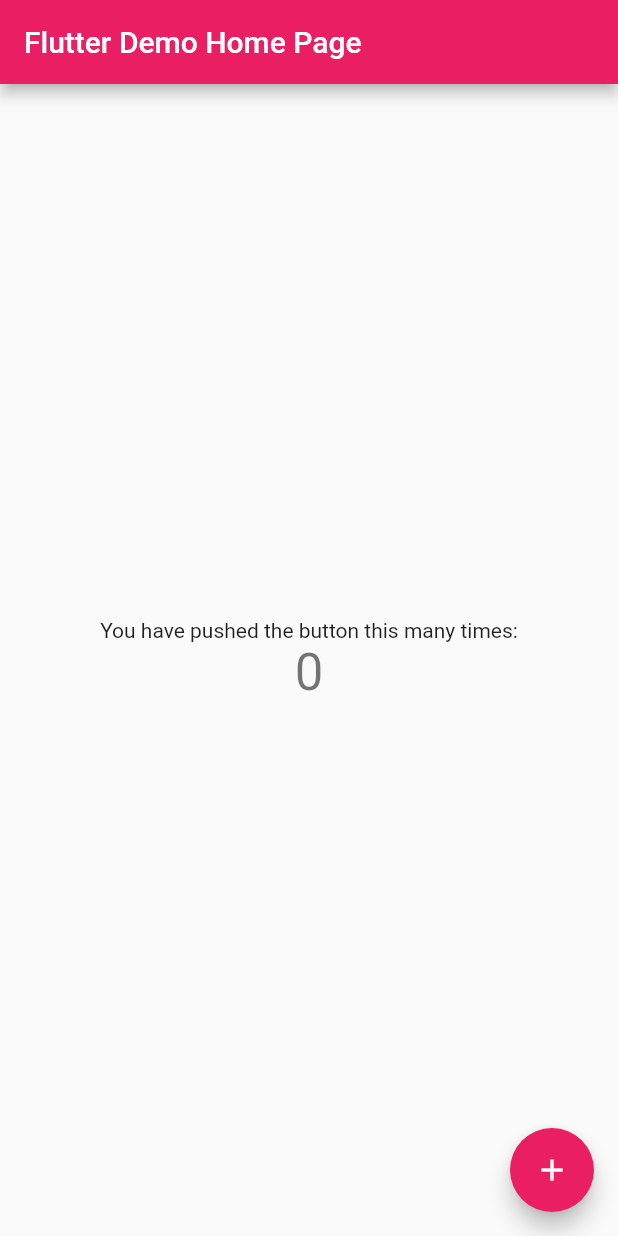
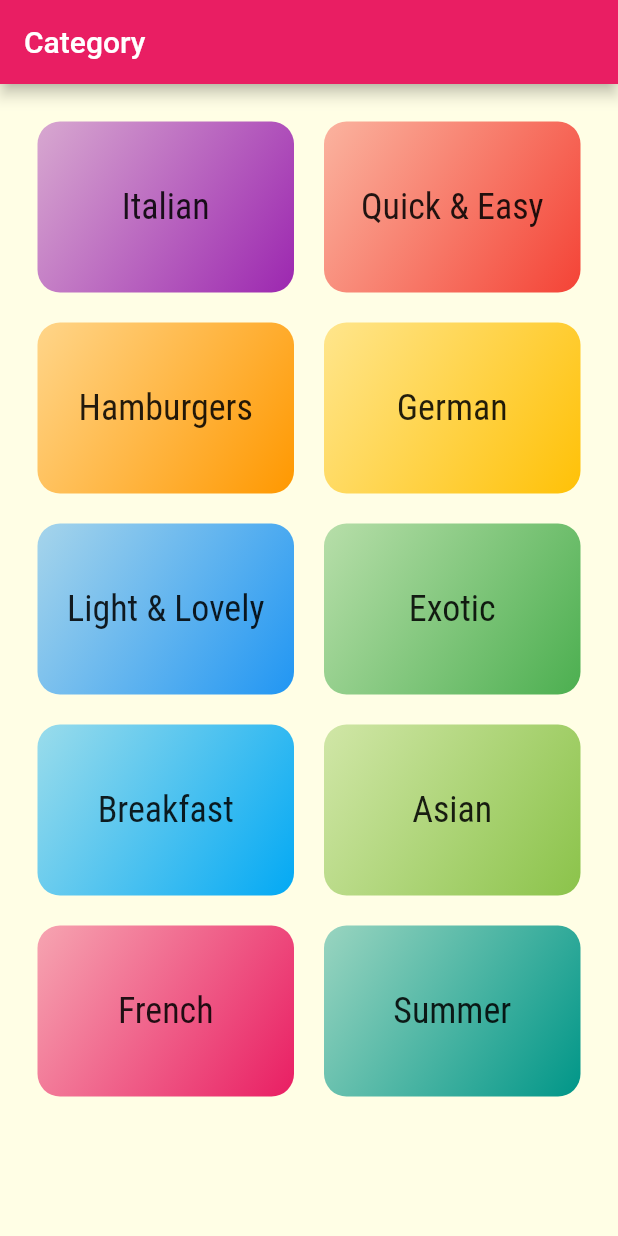
Before and after one commit to zakiabuqaoud/MealApp, a Flutter app: the screen it shows after launch, on a phone screen of 412 x 824 dp. Run offline on Flutter 3.47's test engine with Material 2 defaults, Android fonts, the phone set to English and light mode, and no system bars.

Commit message:
start in meal app 1 2 3

```diff
--- a/lib/main.dart
+++ b/lib/main.dart
@@ -1,4 +1,5 @@
 import 'package:flutter/material.dart';
+import 'package:meal_app/screens/CategoriesScreen.dart';
 
 void main() {
   runApp(const MyApp());
@@ -11,9 +12,18 @@ class MyApp extends StatelessWidget {
   @override
   Widget build(BuildContext context) {
     return MaterialApp(
+      debugShowCheckedModeBanner:false,
       title: 'Flutter Demo',
       theme: ThemeData(
         primarySwatch: Colors.pink,
+        accentColor: Colors.amber,
+        canvasColor: Color.fromRGBO(255, 254, 229, 1),
+        textTheme: ThemeData.light().textTheme.copyWith(
+            titleMedium: const TextStyle(
+              fontSize: 24,
+              fontFamily: "RobotoCondensed"
+          )
+        ),
 
       ),
       home: const MyHomePage(title: 'Flutter Demo Home Page'),
@@ -31,39 +41,10 @@ class MyHomePage extends StatefulWidget {
 }
 
 class _MyHomePageState extends State<MyHomePage> {
-  int _counter = 0;
 
-  void _incrementCounter() {
-    setState(() {
-      _counter++;
-    });
-  }
 
   @override
   Widget build(BuildContext context) {
-    return Scaffold(
-      appBar: AppBar(
-        title: Text(widget.title),
-      ),
-      body: Center(
-        child: Column(
-          mainAxisAlignment: MainAxisAlignment.center,
-          children: <Widget>[
-            const Text(
-              'You have pushed the button this many times:',
-            ),
-            Text(
-              '$_counter',
-              style: Theme.of(context).textTheme.headline4,
-            ),
-          ],
-        ),
-      ),
-      floatingActionButton: FloatingActionButton(
-        onPressed: _incrementCounter,
-        tooltip: 'Increment',
-        child: const Icon(Icons.add),
-      ), // This trailing comma makes auto-formatting nicer for build methods.
-    );
+    return CategoresScreen();
   }
 }
--- /dev/null
+++ b/lib/screens/CategoriesScreen.dart
@@ -0,0 +1,24 @@
+
+import 'package:flutter/material.dart';
+import 'package:meal_app/1.1%20dummy_data.dart';
+import 'package:meal_app/widgets/CategoriesItem.dart';
+
+class CategoresScreen extends StatelessWidget {
+
+  @override
+  Widget build(BuildContext context) {
+    return Scaffold(
+      appBar: AppBar(title: const Text("Category")),
+      body: GridView(
+        padding: const EdgeInsets.all(25.0),
+        gridDelegate: const SliverGridDelegateWithMaxCrossAxisExtent(
+          maxCrossAxisExtent: 200,
+          childAspectRatio: 3/2,
+          crossAxisSpacing: 20,
+          mainAxisSpacing: 20
+        ),
+        children: DUMMY_CATEGORIES.map((categoryData) => CategoriesItem(id: categoryData.id, title: categoryData.title, color: categoryData.color)).toList(),
+      ),
+    );
+  }
+}
--- /dev/null
+++ b/lib/widgets/CategoriesItem.dart
@@ -0,0 +1,31 @@
+import 'package:flutter/material.dart';
+
+class CategoriesItem extends StatelessWidget {
+  final String id;
+  final String title;
+  final Color color;
+
+  const CategoriesItem({required this.id, required this.title, required this.color});
+
+  @override
+  Widget build(BuildContext context) {
+    return InkWell(
+      onTap: (){},
+      child: Container(
+        alignment: Alignment.center,
+        decoration: BoxDecoration(
+          borderRadius: BorderRadius.circular(15),
+          gradient: LinearGradient(
+            colors: [
+              color.withOpacity(0.4),
+              color
+            ],
+            begin: Alignment.topLeft,
+            end: Alignment.bottomRight
+          )
+        ),
+        child: Text(title, style: Theme.of(context).textTheme.titleMedium,),
+      ),
+    );
+  }
+}
--- a/pubspec.yaml
+++ b/pubspec.yaml
@@ -87,11 +87,11 @@ flutter:
     - family: RobotoCondensed
       fonts:
         - asset: assets/fonts/RobotoCondensed-Regular.ttf
-        - asset: assets/fonts/RobotoCondensed_Bold.ttf
+        - asset: assets/fonts/RobotoCondensed-Bold.ttf
           weight: 700
-        - asset: assets/fonts/RobotoCondensed_Light.ttf
+        - asset: assets/fonts/RobotoCondensed-Light.ttf
           weight: 300
-        - asset: assets/fonts/RobotoCondensed_Italic.ttf
+        - asset: assets/fonts/RobotoCondensed-Italic.ttf
           style: italic
   #
   # For details regarding fonts from package dependencies,
```
